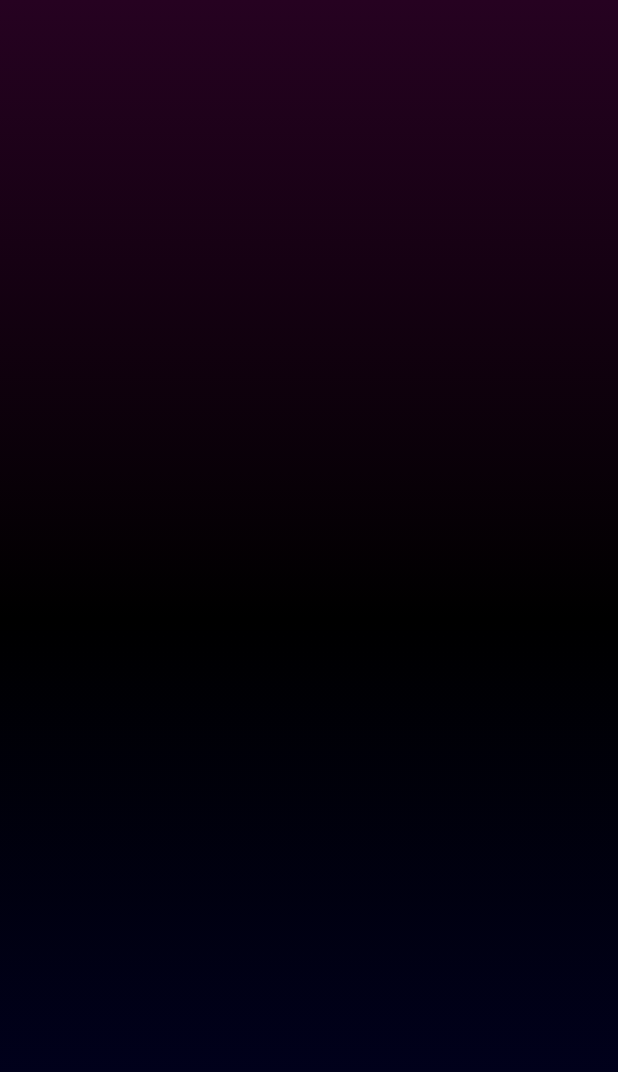
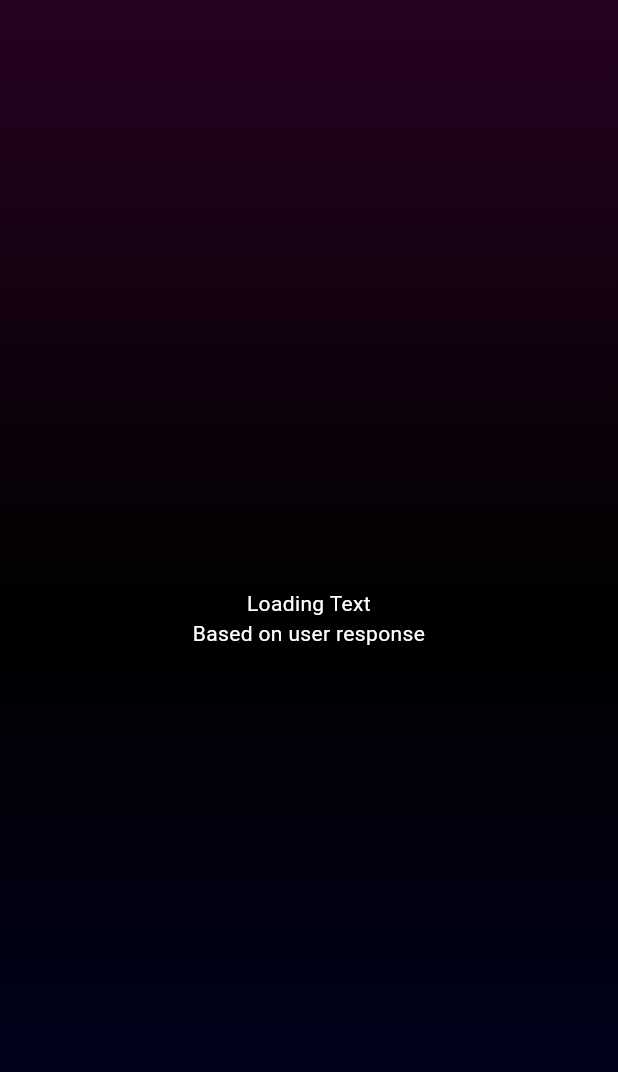
Before and after one commit to Xenotrix-Technologies/Xenotune-flutter-dev, a Flutter app: the screen it shows after launch, on a phone screen of 412 x 824 dp. Shown: the top 1072 px of the screen. Run offline on Flutter 3.47's test engine with Material 3 defaults, Android fonts, the phone set to English and light mode, and no system bars; our stand-ins replace google_fonts, material_symbols_icons, simple_gradient_text.

Commit message:
new loading Screen

```diff
--- a/lib/Presentation/Loading/loading.dart
+++ b/lib/Presentation/Loading/loading.dart
@@ -1,5 +1,6 @@
 import 'package:flutter/material.dart';
 import 'package:xenotune_flutter_dev/Core/colors.dart';
+import 'package:xenotune_flutter_dev/Core/google_fonts.dart';
 
 class LoadingScreen extends StatelessWidget {
   const LoadingScreen({super.key});
@@ -18,6 +19,13 @@ class LoadingScreen extends StatelessWidget {
               ),
             ),
           ),
+          Center(
+            child: Text(
+              'Loading Text\nBased on user response',
+              textAlign: TextAlign.center,
+              style: lexanGiga(color: kwhite),
+            ),
+          ),
         ],
       ),
     );
```
